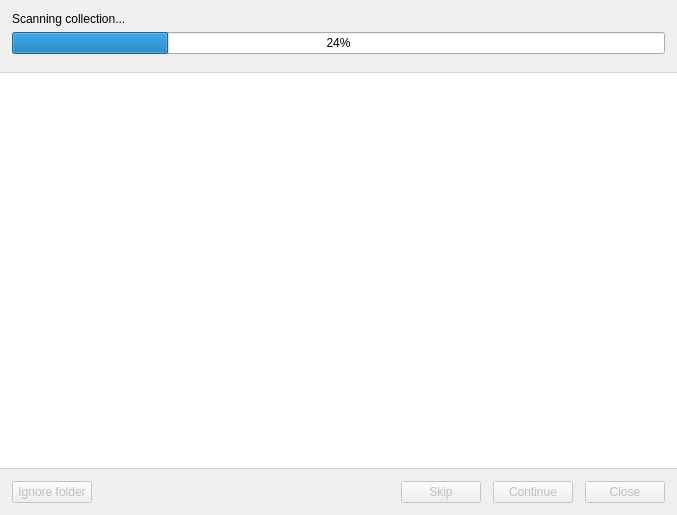
First picture: the form in Server/src/ui/dialogs/rescancollectiondialog.ui, repository lbproductions/MorQ, before the edit.
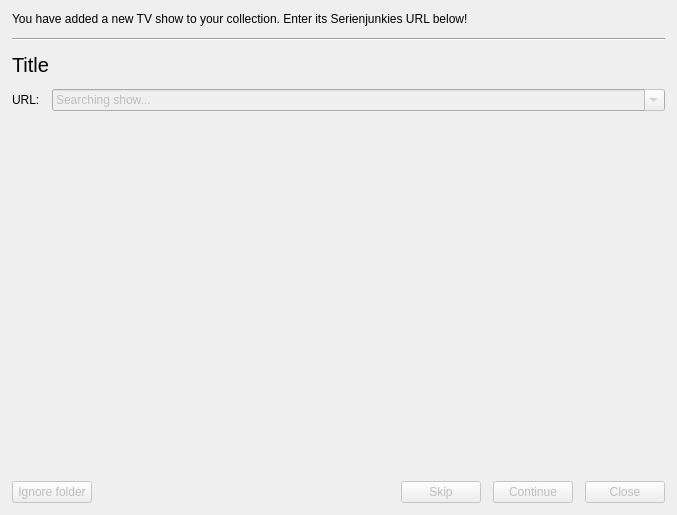
Second picture: the form after the edit. The open tabs and pages were chosen to show the change. Icons and pictures are not drawn. Custom widgets are drawn as their Qt base class.

Diff of the .ui file:
```diff
--- a/Server/src/ui/dialogs/rescancollectiondialog.ui
+++ b/Server/src/ui/dialogs/rescancollectiondialog.ui
@@ -102,6 +102,127 @@
        </item>
       </layout>
      </widget>
+     <widget class="QWidget" name="pageConfirmSerienjunkies">
+      <property name="styleSheet">
+       <string notr="true">QLabel#labelSeriesTitle2 {
+font-size: 20px;
+}</string>
+      </property>
+      <layout class="QHBoxLayout" name="horizontalLayout_4">
+       <property name="spacing">
+        <number>-1</number>
+       </property>
+       <property name="leftMargin">
+        <number>0</number>
+       </property>
+       <property name="topMargin">
+        <number>0</number>
+       </property>
+       <property name="rightMargin">
+        <number>0</number>
+       </property>
+       <property name="bottomMargin">
+        <number>0</number>
+       </property>
+       <item>
+        <layout class="QVBoxLayout" name="verticalLayout_7">
+         <property name="spacing">
+          <number>12</number>
+         </property>
+         <property name="leftMargin">
+          <number>12</number>
+         </property>
+         <property name="topMargin">
+          <number>12</number>
+         </property>
+         <property name="rightMargin">
+          <number>12</number>
+         </property>
+         <property name="bottomMargin">
+          <number>12</number>
+         </property>
+         <item>
+          <widget class="QLabel" name="label_2">
+           <property name="text">
+            <string>You have added a new TV show to your collection. Enter its Serienjunkies URL below!</string>
+           </property>
+          </widget>
+         </item>
+         <item>
+          <widget class="Line" name="line_2">
+           <property name="orientation">
+            <enum>Qt::Horizontal</enum>
+           </property>
+          </widget>
+         </item>
+         <item>
+          <widget class="QLabel" name="labelSeriesTitle2">
+           <property name="text">
+            <string>Title</string>
+           </property>
+          </widget>
+         </item>
+         <item>
+          <layout class="QHBoxLayout" name="horizontalLayout_5">
+           <property name="leftMargin">
+            <number>0</number>
+           </property>
+           <property name="topMargin">
+            <number>0</number>
+           </property>
+           <item>
+            <widget class="QLabel" name="label_3">
+             <property name="sizePolicy">
+              <sizepolicy hsizetype="Maximum" vsizetype="Preferred">
+               <horstretch>0</horstretch>
+               <verstretch>0</verstretch>
+              </sizepolicy>
+             </property>
+             <property name="text">
+              <string>URL:</string>
+             </property>
+            </widget>
+           </item>
+           <item>
+            <widget class="QComboBox" name="comboBoxSerienjunkiesUrl">
+             <property name="enabled">
+              <bool>false</bool>
+             </property>
+             <property name="sizePolicy">
+              <sizepolicy hsizetype="Preferred" vsizetype="Fixed">
+               <horstretch>0</horstretch>
+               <verstretch>0</verstretch>
+              </sizepolicy>
+             </property>
+             <property name="editable">
+              <bool>true</bool>
+             </property>
+             <item>
+              <property name="text">
+               <string>Searching show...</string>
+              </property>
+             </item>
+            </widget>
+           </item>
+          </layout>
+         </item>
+         <item>
+          <spacer name="verticalSpacer">
+           <property name="orientation">
+            <enum>Qt::Vertical</enum>
+           </property>
+           <property name="sizeHint" stdset="0">
+            <size>
+             <width>20</width>
+             <height>40</height>
+            </size>
+           </property>
+          </spacer>
+         </item>
+        </layout>
+       </item>
+      </layout>
+     </widget>
      <widget class="QWidget" name="pageConfirmTvdb">
       <property name="styleSheet">
        <string notr="true">QLabel#labelSeriesTitle {
```
